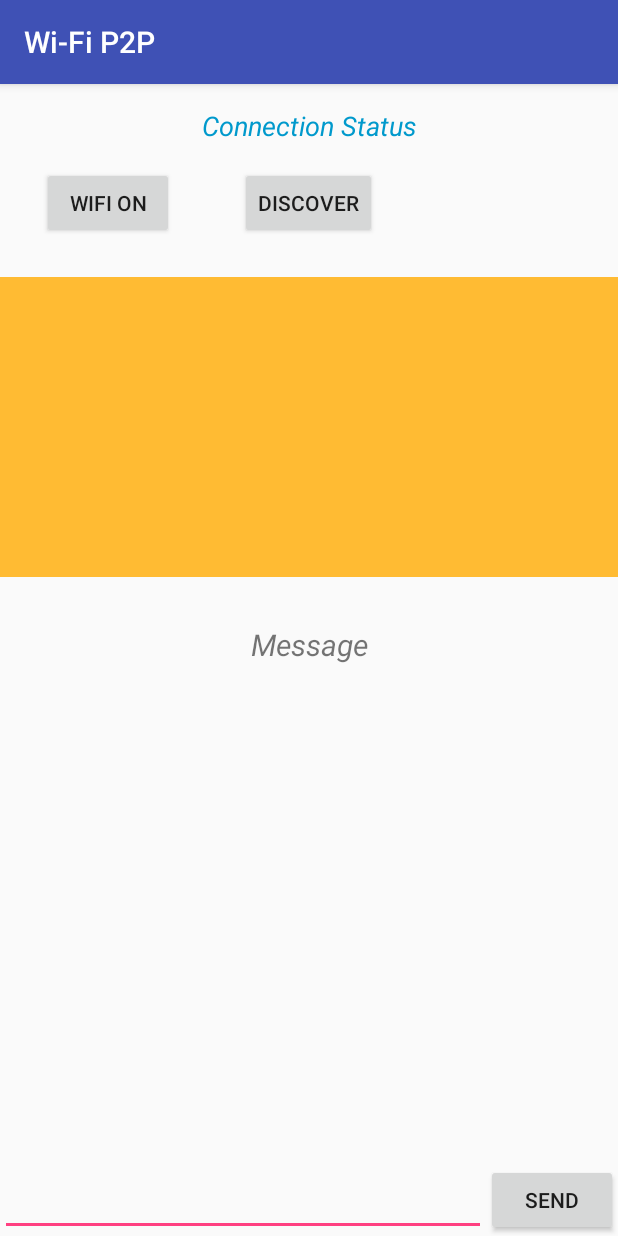
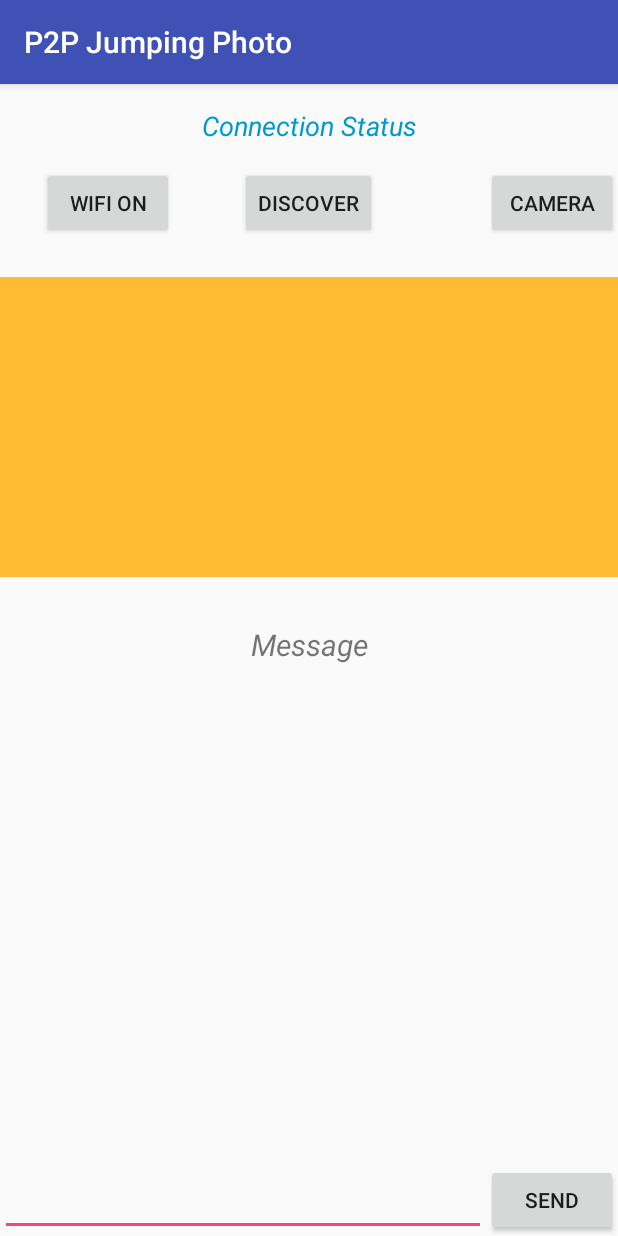
Before and after one commit to JairFrancesco/AndroidTakeJumpingPhoto, an Android app: the screen it shows after launch (MainActivity), on a phone screen of 412 x 824 dp. Run offline under Robolectric (Android 15) with nearby library versions, the phone set to English and light mode, and no system bars.

```diff
--- a/app/src/main/java/com/sarthitechnology/wi_fip2p/MainActivity.java
+++ b/app/src/main/java/com/sarthitechnology/wi_fip2p/MainActivity.java
@@ -2,7 +2,10 @@ package com.sarthitechnology.wi_fip2p;
 
 import android.content.BroadcastReceiver;
 import android.content.Context;
+import android.content.Intent;
 import android.content.IntentFilter;
+import android.content.pm.PackageManager;
+import android.hardware.Camera;
 import android.net.wifi.WifiManager;
 import android.net.wifi.p2p.WifiP2pConfig;
 import android.net.wifi.p2p.WifiP2pDevice;
@@ -14,6 +17,9 @@ import android.os.Handler;
 import android.os.Message;
 import android.support.v7.app.AppCompatActivity;
 import android.os.Bundle;
+import android.util.Log;
+import android.view.SurfaceHolder;
+import android.view.SurfaceView;
 import android.view.View;
 import android.widget.AdapterView;
 import android.widget.ArrayAdapter;
@@ -33,9 +39,11 @@ import java.net.Socket;
 import java.util.ArrayList;
 import java.util.List;
 
+import static android.content.ContentValues.TAG;
+
 public class MainActivity extends AppCompatActivity {
 
-    Button btnOnOff, btnDiscover, btnSend;
+    Button btnOnOff, btnDiscover, btnSend, btnCamera;
     ListView listView;
     TextView read_msg_box, connectionStatus;
     EditText writeMsg;
@@ -157,12 +165,23 @@ public class MainActivity extends AppCompatActivity {
                 }
             }
         });
+
+        btnCamera.setOnClickListener(new View.OnClickListener() {
+            @Override
+            public void onClick(View v) {
+                Intent intent = new Intent(MainActivity.this, CameraActivity.class);
+                //intent.putExtra(EXTRA_MESSAGE, message);
+                startActivity(intent);
+            }
+        });
     }
 
     private void initialWork() {
         btnOnOff=(Button) findViewById(R.id.onOff);
         btnDiscover=(Button) findViewById(R.id.discover);
         btnSend=(Button) findViewById(R.id.sendButton);
+        btnCamera=(Button) findViewById(R.id.camera);
+
         listView=(ListView) findViewById(R.id.peerListView);
         read_msg_box=(TextView) findViewById(R.id.readMsg);
         connectionStatus=(TextView) findViewById(R.id.connectionStatus);
@@ -469,4 +488,5 @@ public class MainActivity extends AppCompatActivity {
             }
         }
     }
+
 }
--- a/app/src/main/res/layout/activity_main.xml
+++ b/app/src/main/res/layout/activity_main.xml
@@ -24,6 +24,15 @@
         android:layout_alignBottom="@+id/onOff"
         android:layout_centerHorizontal="true"
         android:text="discover" />
+
+    <Button
+        android:id="@+id/camera"
+        android:layout_width="wrap_content"
+        android:layout_height="wrap_content"
+        android:layout_alignBaseline="@+id/onOff"
+        android:layout_alignBottom="@+id/onOff"
+        android:layout_alignParentEnd="true"
+        android:text="Camera" />
 
     <ListView
         android:id="@+id/peerListView"
@@ -77,4 +86,14 @@
         android:textColor="@android:color/holo_blue_dark"
         android:textSize="18sp"
         android:textStyle="italic" />
+    <!--
+    <ImageView
+        android:id="@+id/imageView"
+        android:layout_alignParentEnd="true"
+        android:layout_alignParentStart="true"
+        android:layout_below="@+id/readMsg"
+        android:layout_marginTop="31dp"
+        android:layout_width="wrap_content"
+        android:layout_height="wrap_content"
+        app:srcCompat="@mipmap/ic_launcher" />-->
 </RelativeLayout>
--- a/app/src/main/res/values/strings.xml
+++ b/app/src/main/res/values/strings.xml
@@ -1,3 +1,3 @@
 <resources>
-    <string name="app_name">Wi-Fi P2P</string>
+    <string name="app_name">P2P Jumping Photo</string>
 </resources>
```
Also changed, not shown: app/src/main/AndroidManifest.xml (+18 -17 lines), app/src/main/java/com/sarthitechnology/wi_fip2p/CameraActivity.java (added, +222 -0 lines), app/src/main/res/layout/activity_camera.xml (added, +21 -0 lines).
